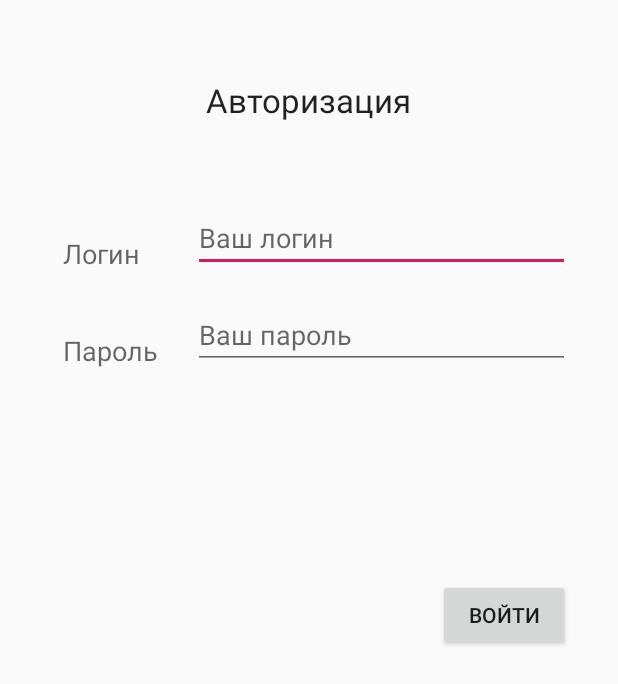
After one commit to Fomikko/AddressBook, an Android app: the layout authenticator_activity.xml on its own in the app's theme, with its tools: preview values and no code run, on a phone screen of 412 x 824 dp. The commit adds this screen. Shown: the top 684 px of the screen. Run offline under Robolectric (Android 15) with nearby library versions, the phone set to English and light mode, and no system bars.

Commit message:
Добавлена аутентификация

```diff
--- a/app/src/main/java/com/taxtelecom/arinamurasheva/addressbook/ContactList/Presenter/ContactListPresenter.java
+++ b/app/src/main/java/com/taxtelecom/arinamurasheva/addressbook/ContactList/Presenter/ContactListPresenter.java
@@ -29,7 +29,7 @@ public class ContactListPresenter implements IContactListPresenter, ISubscriber
         String login = "test_user";
         String password = "test_pass";
 
-        String contactListRequestUrl = NetworkUtils.buildUrl(login, password);
+        String contactListRequestUrl = NetworkUtils.buildContactListUrl(login, password);
 
         _model.fetchContactListData(contactListRequestUrl);
 
--- /dev/null
+++ b/app/src/main/res/layout/authenticator_activity.xml
@@ -0,0 +1,83 @@
+<?xml version="1.0" encoding="utf-8"?>
+<RelativeLayout xmlns:android="http://schemas.android.com/apk/res/android"
+    android:layout_width="wrap_content"
+    android:layout_height="wrap_content"
+    android:padding="16dp"
+    android:layout_margin="16dp">
+
+    <TextView
+        android:id="@+id/tv_authenticator_title"
+        android:layout_width="wrap_content"
+        android:layout_height="wrap_content"
+        android:layout_alignParentTop="true"
+        android:layout_centerHorizontal="true"
+        android:layout_marginTop="20dp"
+        android:text="@string/authentication"
+        android:textAppearance="@style/TextAppearance.AppCompat.Large" />
+
+    <TextView
+        android:id="@+id/tv_user_login"
+        android:layout_width="wrap_content"
+        android:layout_height="wrap_content"
+        android:layout_below="@id/tv_authenticator_title"
+        android:layout_alignParentLeft="true"
+        android:layout_marginLeft="10dp"
+        android:layout_marginTop="75dp"
+        android:text="@string/user_login"
+        android:textAppearance="@style/TextAppearance.AppCompat.Medium" />
+
+    <EditText
+        android:id="@+id/ev_user_login"
+        android:layout_width="match_parent"
+        android:layout_height="wrap_content"
+        android:layout_alignBottom="@id/tv_user_login"
+        android:layout_marginLeft="35dp"
+        android:layout_toRightOf="@id/tv_user_login"
+        android:hint="@string/user_login_hint"
+        android:inputType="text">
+
+        <requestFocus />
+    </EditText>
+
+    <TextView
+        android:id="@+id/tv_user_password"
+        android:layout_width="wrap_content"
+        android:layout_height="wrap_content"
+        android:layout_below="@id/tv_user_login"
+        android:layout_alignLeft="@id/tv_user_login"
+        android:layout_marginTop="40dp"
+        android:text="@string/user_password"
+        android:textAppearance="@style/TextAppearance.AppCompat.Medium" />
+
+    <EditText
+        android:id="@+id/ev_user_password"
+        android:layout_width="match_parent"
+        android:layout_height="wrap_content"
+        android:layout_alignLeft="@id/ev_user_login"
+        android:layout_alignRight="@id/ev_user_login"
+        android:layout_alignBottom="@id/tv_user_password"
+        android:hint="@string/user_password_hint"
+        android:inputType="textPassword" />
+
+    <TextView
+        android:id="@+id/tv_auth_error_message"
+        android:layout_width="wrap_content"
+        android:layout_height="wrap_content"
+        android:textAppearance="@style/TextAppearance.AppCompat.Medium"
+        android:visibility="invisible"
+        android:layout_below="@id/tv_user_password"
+        android:layout_alignLeft="@id/tv_user_password"
+        android:layout_alignRight="@id/ev_user_password"
+        android:layout_marginTop="40dp" />
+
+    <Button
+        android:id="@+id/bt_login"
+        android:layout_width="wrap_content"
+        android:layout_height="wrap_content"
+        android:layout_below="@id/tv_auth_error_message"
+        android:layout_marginTop="75dp"
+        android:layout_alignRight="@id/ev_user_password"
+        android:onClick="Login"
+        android:text="@string/log_in" />
+
+</RelativeLayout>
--- a/app/src/main/res/values/strings.xml
+++ b/app/src/main/res/values/strings.xml
@@ -1,4 +1,11 @@
 <resources>
     <string name="app_name">Адресная книга</string>
     <string name="error_message">Возникла ошибка. Попытайтесь снова.</string>
+    <string name="user_login_hint">Ваш логин</string>
+    <string name="user_password_hint">Ваш пароль</string>
+    <string name="user_password">Пароль</string>
+    <string name="user_login">Логин</string>
+    <string name="authentication">Авторизация</string>
+    <string name="log_in">Войти</string>
+    <string name="auth_preference_file">com.taxtelecom.arinamurasheva.addressbook.PreferenceFileAuth</string>
 </resources>
```
Also changed, not shown: app/src/main/AndroidManifest.xml (+8 -2 lines), app/src/main/java/com/taxtelecom/arinamurasheva/addressbook/Authenticator/AuthenticatorActivity.java (added, +101 -0 lines), app/src/main/java/com/taxtelecom/arinamurasheva/addressbook/Authenticator/AuthenticatorPresenter.java (added, +24 -0 lines), app/src/main/java/com/taxtelecom/arinamurasheva/addressbook/Authenticator/TaxtelecomAuthenticator.java (added, +103 -0 lines), app/src/main/java/com/taxtelecom/arinamurasheva/addressbook/ContactList/View/ContactListActivity.java (+3 -4 lines), app/src/main/java/com/taxtelecom/arinamurasheva/addressbook/utilities/NetworkUtils.java (+19 -13 lines), app/src/main/res/layout/contact_list_item.xml (+5 -4 lines), app/src/main/java/com/taxtelecom/arinamurasheva/addressbook/ContactList/Contractor/IContactListContractor.java (line endings or trailing spaces), app/src/main/res/layout/contact_list_activity.xml (renamed from app/src/main/res/layout/activity_main.xml).
